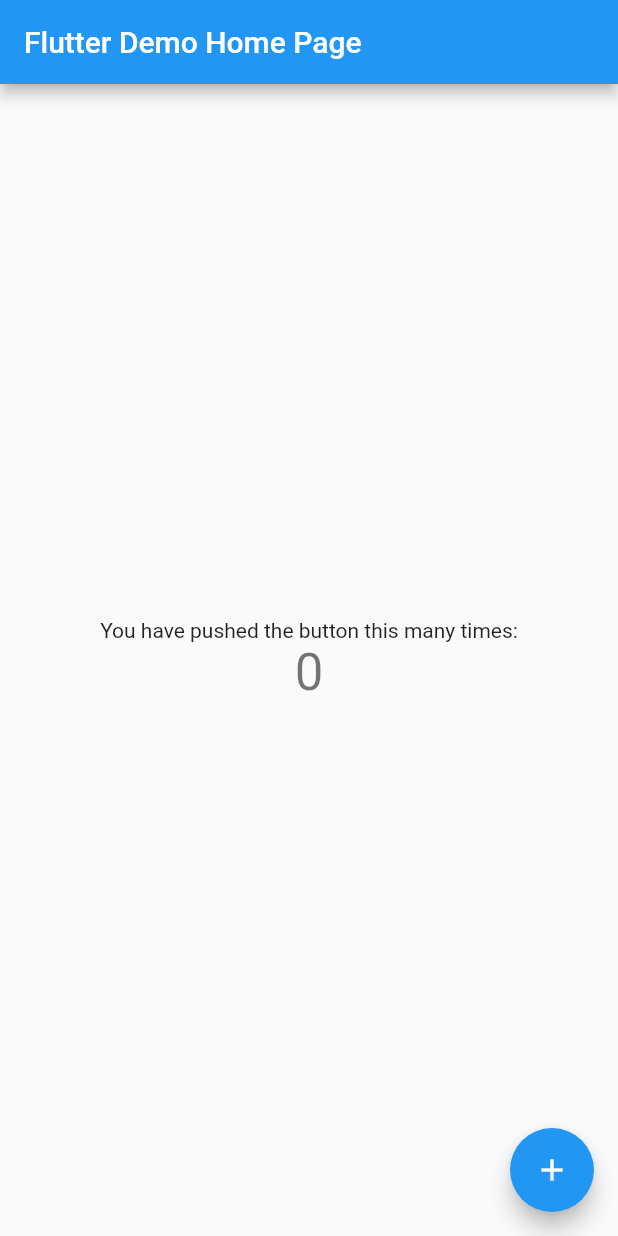
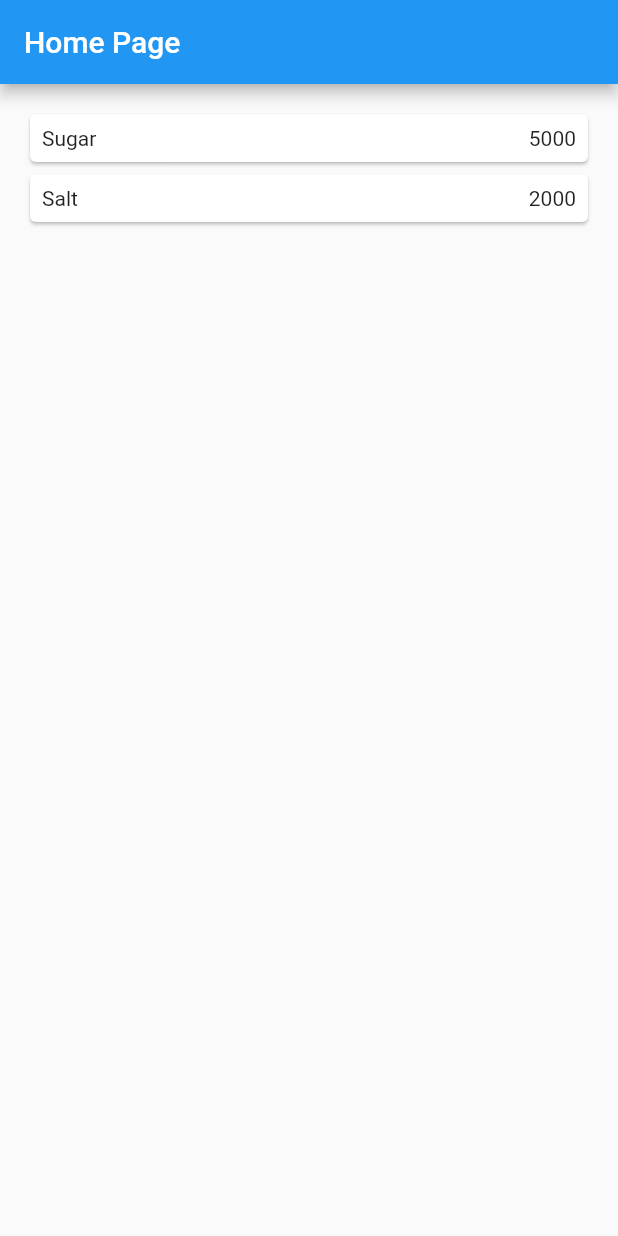
Before and after one commit to hanumaisyaah/flutter_multiplepage, a Flutter app: the screen it shows after launch, on a phone screen of 412 x 824 dp. Run offline on Flutter 3.47's test engine with Material 2 defaults, Android fonts, the phone set to English and light mode, and no system bars.

Commit message:
multiple page done

```diff
--- a/lib/main.dart
+++ b/lib/main.dart
@@ -1,115 +1,13 @@
 import 'package:flutter/material.dart';
+import './pages/home_pages.dart';
+import './pages/item_pages.dart';
 
 void main() {
-  runApp(const MyApp());
+  runApp(MaterialApp(
+    initialRoute: '/',
+    routes: {
+      '/': (context) => HomePage(),
+      '/item': (context) => ItemPage(),
+    },
+  ));
 }
-
-class MyApp extends StatelessWidget {
-  const MyApp({Key? key}) : super(key: key);
-
-  // This widget is the root of your application.
-  @override
-  Widget build(BuildContext context) {
-    return MaterialApp(
-      title: 'Flutter Demo',
-      theme: ThemeData(
-        // This is the theme of your application.
-        //
-        // Try running your application with "flutter run". You'll see the
-        // application has a blue toolbar. Then, without quitting the app, try
-        // changing the primarySwatch below to Colors.green and then invoke
-        // "hot reload" (press "r" in the console where you ran "flutter run",
-        // or simply save your changes to "hot reload" in a Flutter IDE).
-        // Notice that the counter didn't reset back to zero; the application
-        // is not restarted.
-        primarySwatch: Colors.blue,
-      ),
-      home: const MyHomePage(title: 'Flutter Demo Home Page'),
-    );
-  }
-}
-
-class MyHomePage extends StatefulWidget {
-  const MyHomePage({Key? key, required this.title}) : super(key: key);
-
-  // This widget is the home page of your application. It is stateful, meaning
-  // that it has a State object (defined below) that contains fields that affect
-  // how it looks.
-
-  // This class is the configuration for the state. It holds the values (in this
-  // case the title) provided by the parent (in this case the App widget) and
-  // used by the build method of the State. Fields in a Widget subclass are
-  // always marked "final".
-
-  final String title;
-
-  @override
-  State<MyHomePage> createState() => _MyHomePageState();
-}
-
-class _MyHomePageState extends State<MyHomePage> {
-  int _counter = 0;
-
-  void _incrementCounter() {
-    setState(() {
-      // This call to setState tells the Flutter framework that something has
-      // changed in this State, which causes it to rerun the build method below
-      // so that the display can reflect the updated values. If we changed
-      // _counter without calling setState(), then the build method would not be
-      // called again, and so nothing would appear to happen.
-      _counter++;
-    });
-  }
-
-  @override
-  Widget build(BuildContext context) {
-    // This method is rerun every time setState is called, for instance as done
-    // by the _incrementCounter method above.
-    //
-    // The Flutter framework has been optimized to make rerunning build methods
-    // fast, so that you can just rebuild anything that needs updating rather
-    // than having to individually change instances of widgets.
-    return Scaffold(
-      appBar: AppBar(
-        // Here we take the value from the MyHomePage object that was created by
-        // the App.build method, and use it to set our appbar title.
-        title: Text(widget.title),
-      ),
-      body: Center(
-        // Center is a layout widget. It takes a single child and positions it
-        // in the middle of the parent.
-        child: Column(
-          // Column is also a layout widget. It takes a list of children and
-          // arranges them vertically. By default, it sizes itself to fit its
-          // children horizontally, and tries to be as tall as its parent.
-          //
-          // Invoke "debug painting" (press "p" in the console, choose the
-          // "Toggle Debug Paint" action from the Flutter Inspector in Android
-          // Studio, or the "Toggle Debug Paint" command in Visual Studio Code)
-          // to see the wireframe for each widget.
-          //
-          // Column has various properties to control how it sizes itself and
-          // how it positions its children. Here we use mainAxisAlignment to
-          // center the children vertically; the main axis here is the vertical
-          // axis because Columns are vertical (the cross axis would be
-          // horizontal).
-          mainAxisAlignment: MainAxisAlignment.center,
-          children: <Widget>[
-            const Text(
-              'You have pushed the button this many times:',
-            ),
-            Text(
-              '$_counter',
-              style: Theme.of(context).textTheme.headline4,
-            ),
-          ],
-        ),
-      ),
-      floatingActionButton: FloatingActionButton(
-        onPressed: _incrementCounter,
-        tooltip: 'Increment',
-        child: const Icon(Icons.add),
-      ), // This trailing comma makes auto-formatting nicer for build methods.
-    );
-  }
-}
--- /dev/null
+++ b/lib/models/item.dart
@@ -0,0 +1,6 @@
+class Item{
+  final String name;
+  final int price;
+
+  Item(this.name, this.price);
+}
--- /dev/null
+++ b/lib/pages/home_pages.dart
@@ -0,0 +1,52 @@
+import 'package:flutter/material.dart';
+import '../models/item.dart';
+
+class HomePage extends StatelessWidget {
+  final List<Item> items = [
+    Item('Sugar', 5000), Item('Salt', 2000)
+  ];
+
+  @override
+  Widget build(BuildContext context) {
+    return Scaffold(
+      appBar: AppBar(
+        title: Text('Home Page'),
+      ),
+      body: Container(
+        margin: EdgeInsets.all(8),
+        child: ListView.builder(
+          padding: EdgeInsets.all(8),
+          itemCount: items.length,
+          itemBuilder: (context, index) {
+            final item = items[index];
+            return Material(
+              child: InkWell(
+                onTap: () {
+                  Navigator.pushNamed(context, '/item', arguments: item);
+                },
+                child:Ink(
+                  child: Card(
+                    child: Container(
+                      margin: EdgeInsets.all(8),
+                      child: Row(
+                        children: [
+                          Expanded(child: Text(item.name)),
+                          Expanded(
+                            child: Text(
+                              item.price.toString(),
+                              textAlign: TextAlign.end,
+                            ),
+                          )
+                        ],
+                      ),
+                    ),
+                  ),
+                ),
+              ),
+            );
+          },
+        ),
+      ),
+    );
+  }
+}
--- /dev/null
+++ b/lib/pages/item_pages.dart
@@ -0,0 +1,20 @@
+import 'package:flutter/material.dart';
+import '../models/item.dart';
+import './home_pages.dart';
+
+class ItemPage extends StatelessWidget {
+  @override
+  Widget build(BuildContext context) {
+    final Item _itemArgs = ModalRoute.of(context)?.settings.arguments as Item;
+
+    return Scaffold(
+      body: Container(
+          margin: EdgeInsets.all(20),
+      child:Column(
+        children: [
+          Text(_itemArgs.name)
+        ],
+      )
+    ));
+  }
+}
```
